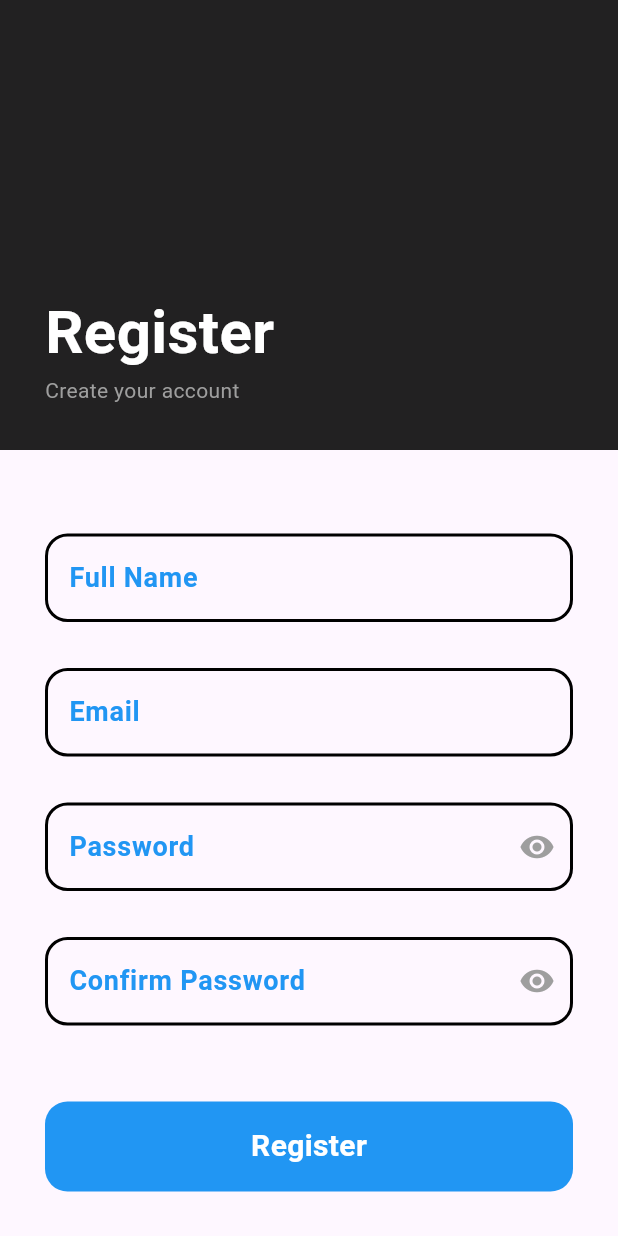
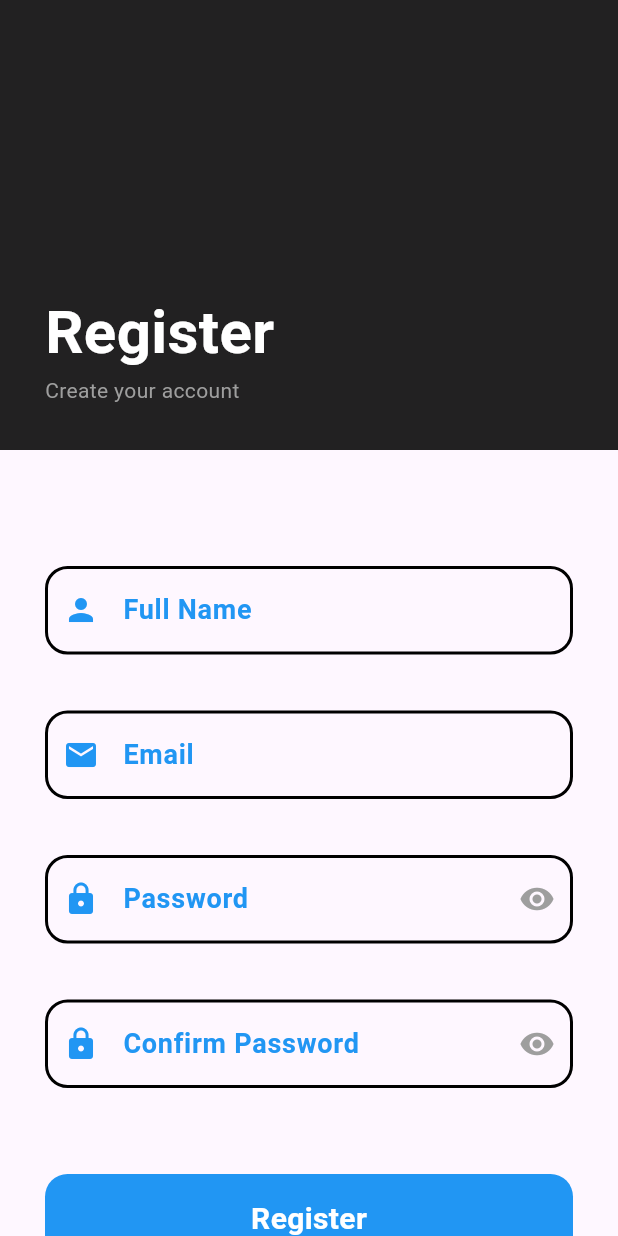
Before and after one commit to nada-gomaa14/ICT-HUB-task-3, a Flutter app: the RegisterScreen screen opened directly, on a phone screen of 412 x 824 dp. Run offline on Flutter 3.47's test engine with Material 3 defaults, Android fonts, the phone set to English and light mode, and no system bars; network calls fail.

Commit message:
third commit

```diff
--- a/lib/register_screen.dart
+++ b/lib/register_screen.dart
@@ -60,15 +60,15 @@ class _RegisterScreenState extends State<RegisterScreen> {
                   right: 30,
                   left: 30,
                   top: 50,
-                  bottom: 50
+                  bottom: 30
                 ),
-                height: 550,
+                height: 600,
                 child: Form(
                   key: formKey,
                   child: Column(
                     mainAxisAlignment: MainAxisAlignment.spaceEvenly,
                     crossAxisAlignment: CrossAxisAlignment.end,
-                    spacing: 25,
+                    spacing: 10,
                     children: [
                       TextFormField(
                         validator: (value) {
@@ -93,6 +93,10 @@ class _RegisterScreenState extends State<RegisterScreen> {
                           hintText: 'Enter your full name',
                           hintStyle: TextStyle(
                             color: Colors.grey,
+                          ),
+                          prefixIcon: Icon(
+                            Icons.person,
+                            color: Colors.blue,
                           ),
                           enabledBorder: OutlineInputBorder(
                             borderRadius: BorderRadius.all(Radius.circular(15)),
@@ -147,6 +151,10 @@ class _RegisterScreenState extends State<RegisterScreen> {
                           hintText: 'Enter your email',
                           hintStyle: TextStyle(
                             color: Colors.grey,
+                          ),
+                          prefixIcon: Icon(
+                            Icons.mail,
+                            color: Colors.blue,
                           ),
                           enabledBorder: OutlineInputBorder(
                             borderRadius: BorderRadius.all(Radius.circular(15)),
@@ -206,6 +214,10 @@ class _RegisterScreenState extends State<RegisterScreen> {
                           hintText: 'Enter your password',
                           hintStyle: TextStyle(
                             color: Colors.grey,
+                          ),
+                          prefixIcon: Icon(
+                            Icons.lock,
+                            color: Colors.blue,
                           ),
                           enabledBorder: OutlineInputBorder(
                             borderRadius: BorderRadius.all(Radius.circular(15)),
@@ -270,6 +282,10 @@ class _RegisterScreenState extends State<RegisterScreen> {
                           hintText: 'Enter your password again',
                           hintStyle: TextStyle(
                             color: Colors.grey,
+                          ),
+                          prefixIcon: Icon(
+                            Icons.lock,
+                            color: Colors.blue,
                           ),
                           enabledBorder: OutlineInputBorder(
                             borderRadius: BorderRadius.all(Radius.circular(15)),
@@ -343,7 +359,9 @@ class _RegisterScreenState extends State<RegisterScreen> {
                 ),
               ),
               Container(
-                padding: EdgeInsets.all(30),
+                padding: EdgeInsets.only(
+                  bottom: 50
+                ),
                 child: Row(
                   mainAxisAlignment: MainAxisAlignment.center,
                   crossAxisAlignment: CrossAxisAlignment.center,
```
Also changed, not shown: lib/login_screen.dart (+14 -4 lines).
